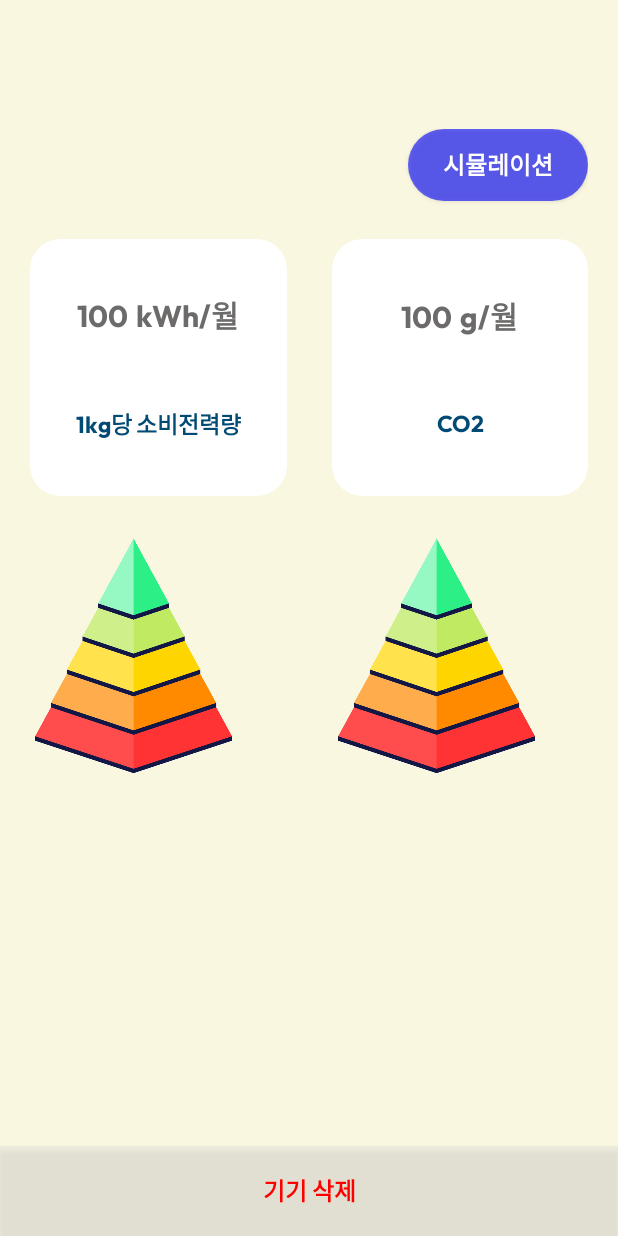
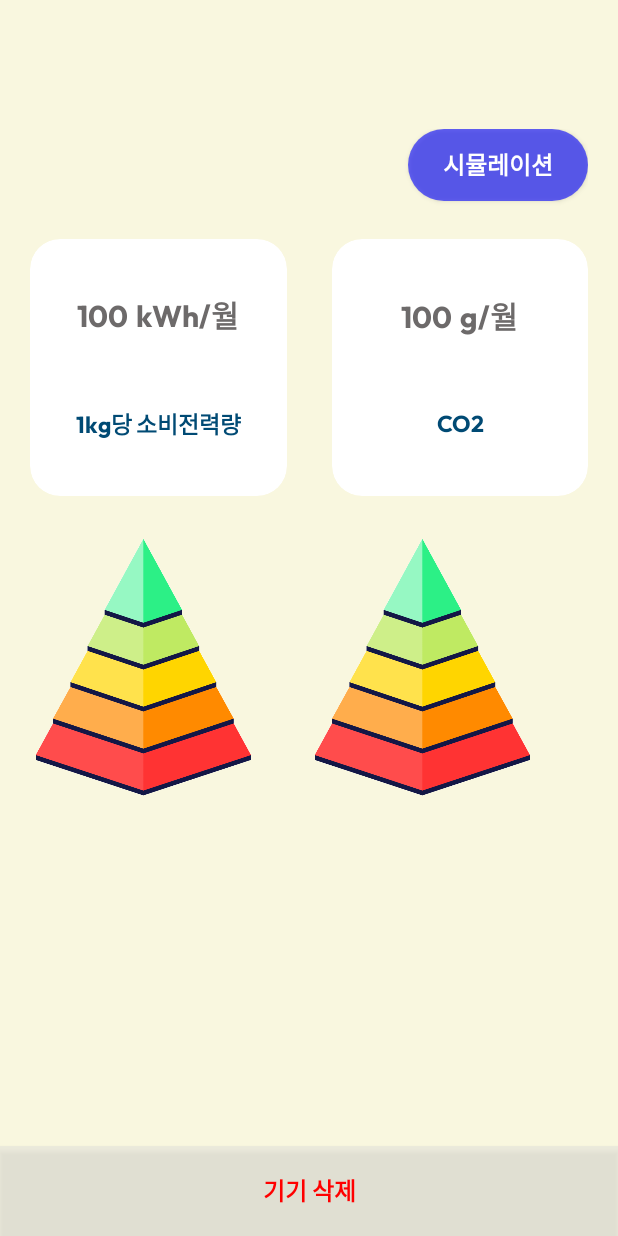
Before and after one commit to lspc678/Capstone_Frontend, an Android app: the layout activity_detail.xml on its own in the app's theme, with its tools: preview values and no code run, on a phone screen of 412 x 824 dp. Run offline under Robolectric (Android 15) with nearby library versions, the phone set to English and light mode, and no system bars.

Commit message:
remove, design: Removed unnecessary comments, changed layout_gravity of constraintLayout containing cardView and pyramid to center_horizontal (to display cardView and pyramid in center for zero CO2 emissions devices)

```diff
--- a/app/src/main/res/layout/activity_detail.xml
+++ b/app/src/main/res/layout/activity_detail.xml
@@ -5,14 +5,14 @@
     xmlns:tools="http://schemas.android.com/tools"
     android:layout_width="match_parent"
     android:layout_height="match_parent"
-    android:background="#F9F7DF"
+    android:background="@color/background_color"
     tools:context=".DetailActivity">
 
     <androidx.appcompat.widget.Toolbar
         android:id="@+id/toolbar"
         android:layout_width="match_parent"
         android:layout_height="?attr/actionBarSize"
-        android:background="#F9F7DF"
+        android:background="@color/background_color"
         app:layout_constraintEnd_toEndOf="parent"
         app:layout_constraintStart_toStartOf="parent"
         app:layout_constraintTop_toTopOf="parent" />
@@ -43,6 +43,7 @@
         <androidx.constraintlayout.widget.ConstraintLayout
             android:layout_width="match_parent"
             android:layout_height="wrap_content"
+            android:layout_gravity="center_horizontal"
             android:layout_marginBottom="25dp">
 
             <androidx.cardview.widget.CardView
@@ -181,166 +182,31 @@
             </androidx.cardview.widget.CardView>
         </androidx.constraintlayout.widget.ConstraintLayout>
 
-<!--        <RelativeLayout-->
-<!--            android:layout_width="match_parent"-->
-<!--            android:layout_height="wrap_content"-->
-<!--            android:layout_marginBottom="25dp">-->
-
-<!--            <TextView-->
-<!--                android:id="@+id/textPowerOfConsumeType"-->
-<!--                android:layout_width="wrap_content"-->
-<!--                android:layout_height="wrap_content"-->
-<!--                android:layout_centerVertical="true"-->
-<!--                android:layout_alignParentStart="true"-->
-<!--                android:text="소비전력량"-->
-<!--                android:textSize="15sp"-->
-<!--                android:textColor="@color/light_grey"-->
-<!--                android:fontFamily="@font/outfit_regular" />-->
-
-<!--            <RelativeLayout-->
-<!--                android:layout_width="180dp"-->
-<!--                android:layout_height="48dp"-->
-<!--                android:layout_alignParentEnd="true">-->
-
-<!--                <TextView-->
-<!--                    android:layout_width="match_parent"-->
-<!--                    android:layout_height="match_parent"-->
-<!--                    android:src="@drawable/non_editable_textfield" />-->
-
-<!--                <TextView-->
-<!--                    android:id="@+id/textPowerOfConsume"-->
-<!--                    android:layout_width="wrap_content"-->
-<!--                    android:layout_height="wrap_content"-->
-<!--                    android:layout_marginStart="20dp"-->
-<!--                    android:layout_centerVertical="true"-->
-<!--                    android:layout_alignParentStart="true"-->
-<!--                    android:text="0.0"-->
-<!--                    android:textSize="15sp"-->
-<!--                    android:textColor="@color/light_grey"-->
-<!--                    android:fontFamily="@font/outfit_regular" />-->
-
-<!--                <TextView-->
-<!--                    android:id="@+id/textPowerOfConsumeUnit"-->
-<!--                    android:layout_width="wrap_content"-->
-<!--                    android:layout_height="wrap_content"-->
-<!--                    android:layout_marginEnd="20dp"-->
-<!--                    android:layout_centerVertical="true"-->
-<!--                    android:layout_alignParentEnd="true"-->
-<!--                    android:text="kWh/월"-->
-<!--                    android:textSize="15sp"-->
-<!--                    android:textColor="@color/light_grey"-->
-<!--                    android:fontFamily="@font/outfit_regular" />-->
-<!--            </RelativeLayout>-->
-<!--        </RelativeLayout>-->
-
-<!--        <RelativeLayout-->
-<!--            android:id="@+id/relativeLayoutForCO2"-->
-<!--            android:layout_width="match_parent"-->
-<!--            android:layout_height="wrap_content"-->
-<!--            android:layout_marginBottom="25dp">-->
-
-<!--            <TextView-->
-<!--                android:layout_width="wrap_content"-->
-<!--                android:layout_height="wrap_content"-->
-<!--                android:layout_centerVertical="true"-->
-<!--                android:layout_alignParentStart="true"-->
-<!--                android:text="@string/CO2"-->
-<!--                android:textSize="15sp"-->
-<!--                android:textColor="@color/light_grey"-->
-<!--                android:fontFamily="@font/outfit_regular" />-->
-
-<!--            <RelativeLayout-->
-<!--                android:layout_width="180dp"-->
-<!--                android:layout_height="48dp"-->
-<!--                android:layout_alignParentEnd="true">-->
-
-<!--                <TextView-->
-<!--                    android:layout_width="match_parent"-->
-<!--                    android:layout_height="match_parent"-->
-<!--                    android:src="@drawable/non_editable_textfield" />-->
-
-<!--                <TextView-->
-<!--                    android:id="@+id/textCO2Emission"-->
-<!--                    android:layout_width="wrap_content"-->
-<!--                    android:layout_height="wrap_content"-->
-<!--                    android:layout_marginStart="20dp"-->
-<!--                    android:layout_centerVertical="true"-->
-<!--                    android:layout_alignParentStart="true"-->
-<!--                    android:text="0.0"-->
-<!--                    android:textSize="15sp"-->
-<!--                    android:textColor="@color/light_grey"-->
-<!--                    android:fontFamily="@font/outfit_regular" />-->
-
-<!--                <TextView-->
-<!--                    android:id="@+id/textCO2EmissionUnit"-->
-<!--                    android:layout_width="wrap_content"-->
-<!--                    android:layout_height="wrap_content"-->
-<!--                    android:layout_marginEnd="20dp"-->
-<!--                    android:layout_centerVertical="true"-->
-<!--                    android:layout_alignParentEnd="true"-->
-<!--                    android:text="g/시간"-->
-<!--                    android:textSize="15sp"-->
-<!--                    android:textColor="@color/light_grey"-->
-<!--                    android:fontFamily="@font/outfit_regular" />-->
-<!--            </RelativeLayout>-->
-<!--        </RelativeLayout>-->
-
-<!--        <RelativeLayout-->
-<!--            android:layout_width="match_parent"-->
-<!--            android:layout_height="wrap_content"-->
-<!--            android:layout_marginBottom="25dp">-->
-
-<!--            <TextView-->
-<!--                android:layout_width="wrap_content"-->
-<!--                android:layout_height="wrap_content"-->
-<!--                android:layout_centerVertical="true"-->
-<!--                android:layout_alignParentStart="true"-->
-<!--                android:text="@string/registered_date"-->
-<!--                android:textSize="15sp"-->
-<!--                android:textColor="@color/light_grey"-->
-<!--                android:fontFamily="@font/outfit_regular" />-->
-
-<!--            <RelativeLayout-->
-<!--                android:layout_width="180dp"-->
-<!--                android:layout_height="48dp"-->
-<!--                android:layout_alignParentEnd="true">-->
-
-<!--                <TextView-->
-<!--                    android:layout_width="match_parent"-->
-<!--                    android:layout_height="match_parent"-->
-<!--                    android:src="@drawable/non_editable_textfield" />-->
-
-<!--                <TextView-->
-<!--                    android:id="@+id/textRegisteredDate"-->
-<!--                    android:layout_width="wrap_content"-->
-<!--                    android:layout_height="wrap_content"-->
-<!--                    android:layout_marginStart="20dp"-->
-<!--                    android:layout_centerVertical="true"-->
-<!--                    android:layout_alignParentStart="true"-->
-<!--                    android:text="2023.11.02"-->
-<!--                    android:textSize="15sp"-->
-<!--                    android:textColor="@color/light_grey"-->
-<!--                    android:fontFamily="@font/outfit_regular" />-->
-<!--            </RelativeLayout>-->
-<!--        </RelativeLayout>-->
-
-        <RelativeLayout
+        <androidx.constraintlayout.widget.ConstraintLayout
             android:layout_width="match_parent"
-            android:layout_height="wrap_content">
+            android:layout_height="wrap_content"
+            android:layout_gravity="center_horizontal">
 
             <androidx.constraintlayout.widget.ConstraintLayout
-                android:layout_width="wrap_content"
-                android:layout_height="wrap_content"
-                android:layout_alignParentStart="true">
+                android:id="@+id/constraintLayoutForEnergyConsumePyramid"
+                android:layout_width="0dp"
+                android:layout_height="0dp"
+                android:layout_alignParentStart="true"
+                app:layout_constraintDimensionRatio="H, 1:1.055"
+                app:layout_constraintStart_toStartOf="parent"
+                app:layout_constraintEnd_toStartOf="@id/constraintLayoutForCO2Pyramid"
+                app:layout_constraintBottom_toBottomOf="parent"
+                app:layout_constraintTop_toTopOf="parent">
 
                 <ImageView
                     android:id="@+id/energyConsumePyramid"
-                    android:layout_width="170dp"
-                    android:layout_height="179dp"
+                    android:layout_width="match_parent"
+                    android:layout_height="match_parent"
                     android:src="@drawable/pyramid"
+                    app:layout_constraintBottom_toBottomOf="parent"
                     app:layout_constraintStart_toStartOf="parent"
-                    app:layout_constraintBottom_toBottomOf="parent"
                     app:layout_constraintTop_toTopOf="parent" />
+
                 <TextView
                     android:id="@+id/textEnergyConsumeGrade"
                     android:layout_width="wrap_content"
@@ -355,18 +221,24 @@
             </androidx.constraintlayout.widget.ConstraintLayout>
 
             <androidx.constraintlayout.widget.ConstraintLayout
-                android:layout_width="wrap_content"
-                android:layout_height="wrap_content"
-                android:layout_alignParentEnd="true">
+                android:id="@+id/constraintLayoutForCO2Pyramid"
+                android:layout_width="0dp"
+                android:layout_height="0dp"
+                android:layout_alignParentEnd="true"
+                app:layout_constraintDimensionRatio="H, 1:1.055"
+                app:layout_constraintStart_toEndOf="@id/constraintLayoutForEnergyConsumePyramid"
+                app:layout_constraintBottom_toBottomOf="parent"
+                app:layout_constraintEnd_toEndOf="parent"
+                app:layout_constraintTop_toTopOf="parent">
 
                 <ImageView
                     android:id="@+id/CO2Pyramid"
-                    android:layout_width="170dp"
-                    android:layout_height="179dp"
+                    android:layout_width="match_parent"
+                    android:layout_height="match_parent"
                     android:src="@drawable/pyramid"
                     app:layout_constraintBottom_toBottomOf="parent"
-                    app:layout_constraintTop_toTopOf="parent"
-                    app:layout_constraintEnd_toEndOf="parent" />
+                    app:layout_constraintEnd_toEndOf="parent"
+                    app:layout_constraintTop_toTopOf="parent" />
 
                 <TextView
                     android:id="@+id/textCO2EmissionGrade"
@@ -380,7 +252,7 @@
                     app:layout_constraintStart_toStartOf="parent"
                     app:layout_constraintTop_toTopOf="parent" />
             </androidx.constraintlayout.widget.ConstraintLayout>
-        </RelativeLayout>
+        </androidx.constraintlayout.widget.ConstraintLayout>
     </LinearLayout>
 
     <androidx.appcompat.widget.AppCompatButton
```
